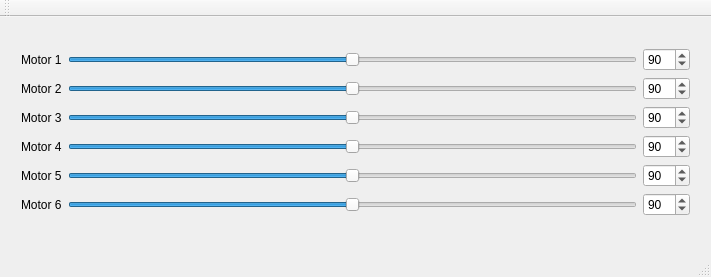
This is robot4.ui in sidsidi/robot4 as Qt 5 draws it before an edit. The edited form follows.
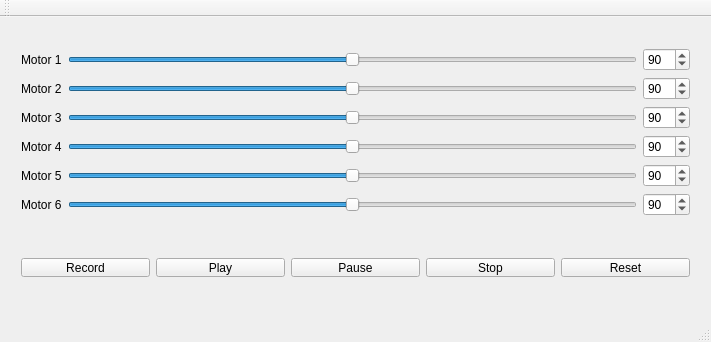
This is the edited form.

What changed in the file:
```diff
--- a/robot4.ui
+++ b/robot4.ui
@@ -7,7 +7,7 @@
     <x>0</x>
     <y>0</y>
     <width>711</width>
-    <height>277</height>
+    <height>342</height>
    </rect>
   </property>
   <property name="windowTitle">
@@ -206,6 +206,53 @@
      </item>
     </layout>
    </widget>
+   <widget class="QWidget" name="horizontalLayoutWidget">
+    <property name="geometry">
+     <rect>
+      <x>10</x>
+      <y>230</y>
+      <width>691</width>
+      <height>41</height>
+     </rect>
+    </property>
+    <layout class="QHBoxLayout" name="horizontalLayout">
+     <item>
+      <widget class="QPushButton" name="recordButton">
+       <property name="text">
+        <string>Record</string>
+       </property>
+      </widget>
+     </item>
+     <item>
+      <widget class="QPushButton" name="playButton">
+       <property name="text">
+        <string>Play</string>
+       </property>
+      </widget>
+     </item>
+     <item>
+      <widget class="QPushButton" name="pauseButton">
+       <property name="text">
+        <string>Pause</string>
+       </property>
+      </widget>
+     </item>
+     <item>
+      <widget class="QPushButton" name="stopButton">
+       <property name="text">
+        <string>Stop</string>
+       </property>
+      </widget>
+     </item>
+     <item>
+      <widget class="QPushButton" name="resetButton">
+       <property name="text">
+        <string>Reset</string>
+       </property>
+      </widget>
+     </item>
+    </layout>
+   </widget>
   </widget>
   <widget class="QMenuBar" name="menuBar">
    <property name="geometry">
```
Left out of the diff: 19 changed lines with no effect on the pictures.
